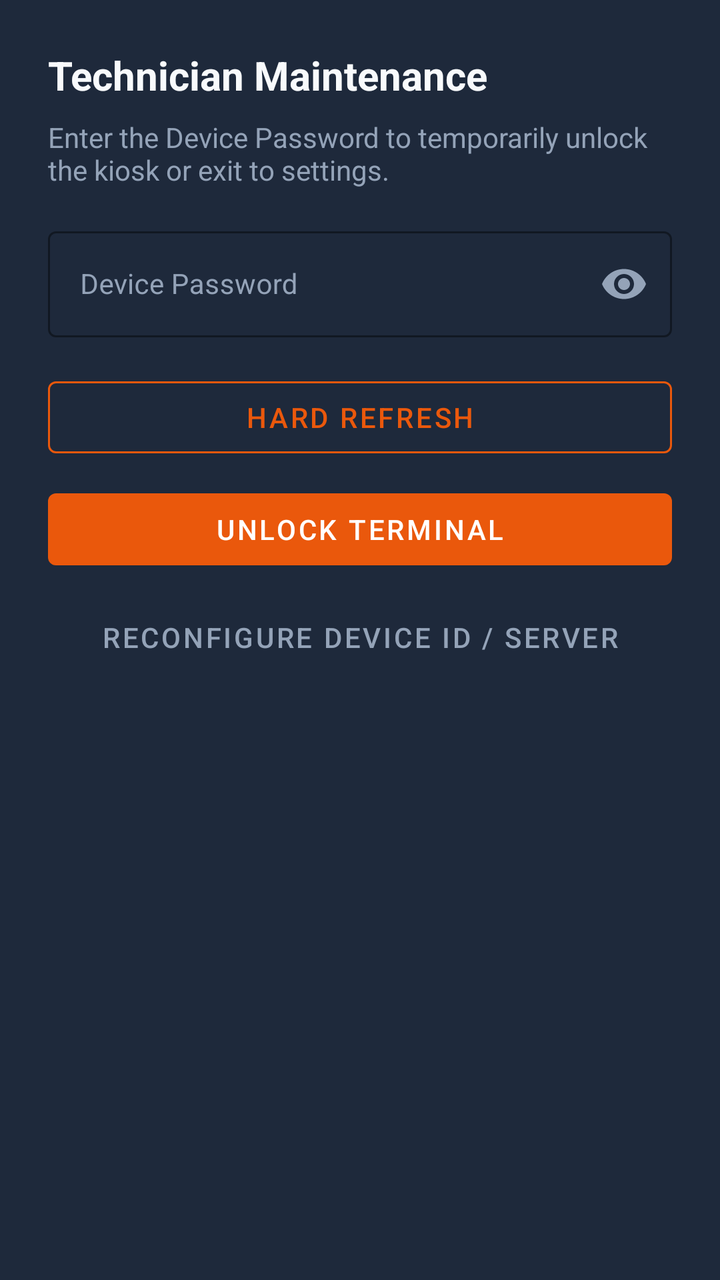
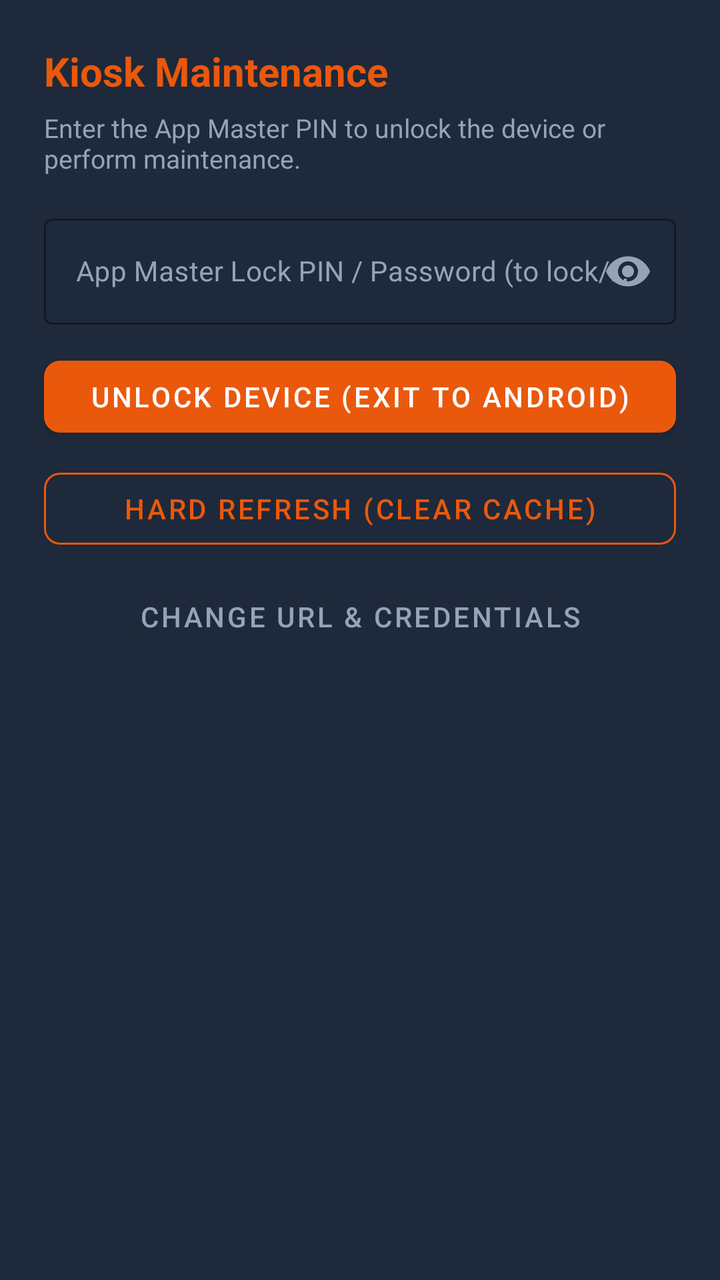

An Android layout rendered at two revisions. The XML below is the earlier revision; the diff shows what the commit changed to produce the second picture.
<!-- AndroidManifest.xml: application theme Theme.IntelliAttendKiosk -->
<!-- res/layout/dialog_admin_exit.xml -->
<?xml version="1.0" encoding="utf-8"?>
<LinearLayout xmlns:android="http://schemas.android.com/apk/res/android"
    xmlns:app="http://schemas.android.com/apk/res-auto"
    android:layout_width="match_parent"
    android:layout_height="wrap_content"
    android:background="@color/surface_dark"
    android:orientation="vertical"
    android:padding="24dp">

    <TextView
        android:id="@+id/tvAdminTitle"
        android:layout_width="wrap_content"
        android:layout_height="wrap_content"
        android:text="@string/admin_exit_title"
        android:textColor="@color/text_primary"
        android:textSize="20sp"
        android:textStyle="bold" />

    <TextView
        android:id="@+id/tvAdminMsg"
        android:layout_width="wrap_content"
        android:layout_height="wrap_content"
        android:layout_marginTop="8dp"
        android:layout_marginBottom="16dp"
        android:text="@string/admin_exit_msg"
        android:textColor="@color/text_secondary"
        android:textSize="14sp" />

    <com.google.android.material.textfield.TextInputLayout
        android:id="@+id/tilAdminPassword"
        style="@style/Widget.MaterialComponents.TextInputLayout.OutlinedBox"
        android:layout_width="match_parent"
        android:layout_height="wrap_content"
        android:layout_marginBottom="16dp"
        android:hint="@string/password_hint"
        android:textColorHint="@color/text_secondary"
        app:boxStrokeColor="@color/brand_orange"
        app:hintTextColor="@color/brand_orange"
        app:passwordToggleEnabled="true"
        app:passwordToggleTint="@color/text_secondary">

        <com.google.android.material.textfield.TextInputEditText
            android:id="@+id/etAdminPassword"
            android:layout_width="match_parent"
            android:layout_height="wrap_content"
            android:inputType="textPassword"
            android:textColor="@color/text_primary"
            android:textSize="14sp" />
    </com.google.android.material.textfield.TextInputLayout>

    <TextView
        android:id="@+id/tvAdminError"
        android:layout_width="match_parent"
        android:layout_height="wrap_content"
        android:layout_marginBottom="12dp"
        android:textColor="@color/status_red"
        android:textSize="13sp"
        android:visibility="gone" />

    
    <com.google.android.material.button.MaterialButton
        android:id="@+id/btnAdminHardRefresh"
        style="@style/Widget.MaterialComponents.Button.OutlinedButton"
        android:layout_width="match_parent"
        android:layout_height="48dp"
        android:layout_marginBottom="8dp"
        android:text="@string/btn_hard_refresh"
        android:textColor="@color/brand_orange"
        app:strokeColor="@color/brand_orange" />

    <com.google.android.material.button.MaterialButton
        android:id="@+id/btnAdminUnlock"
        android:layout_width="match_parent"
        android:layout_height="48dp"
        android:layout_marginBottom="8dp"
        android:text="@string/btn_unlock"
        android:textColor="@color/white"
        app:backgroundTint="@color/brand_orange" />

    <com.google.android.material.button.MaterialButton
        android:id="@+id/btnAdminResetConfig"
        style="@style/Widget.MaterialComponents.Button.TextButton"
        android:layout_width="match_parent"
        android:layout_height="44dp"
        android:text="Reconfigure Device ID / Server"
        android:textColor="@color/text_secondary" />

</LinearLayout>
<!-- resources referenced by this layout -->
<resources>
  <color name="brand_orange">#EA580C</color>
  <color name="status_red">#EF4444</color>
  <color name="surface_dark">#1E293B</color>
  <color name="text_primary">#F8FAFC</color>
  <color name="text_secondary">#94A3B8</color>
  <color name="white">#FFFFFF</color>
  <string name="admin_exit_msg">Enter the Device Password to temporarily unlock the kiosk or exit to settings.</string>
  <string name="admin_exit_title">Technician Maintenance</string>
  <string name="btn_hard_refresh">Hard Refresh</string>
  <string name="btn_unlock">Unlock Terminal</string>
  <string name="password_hint">Device Password</string>
  <style name="Theme.IntelliAttendKiosk" parent="Theme.MaterialComponents.DayNight.NoActionBar">
          <item name="colorPrimary">@color/brand_orange</item>
          <item name="colorPrimaryVariant">@color/brand_orange_dark</item>
          <item name="colorOnPrimary">@color/white</item>
          <item name="android:statusBarColor">@color/background_dark</item>
          <item name="android:navigationBarColor">@color/background_dark</item>
          <item name="android:windowBackground">@color/background_dark</item>
      </style>
  <color name="brand_orange_dark">#C2410C</color>
  <color name="background_dark">#0F172A</color>
</resources>

<!-- the commit's change to res/layout/dialog_admin_exit.xml (unified diff, before → after) -->
@@ -5,14 +5,14 @@
     android:layout_height="wrap_content"
     android:background="@color/surface_dark"
     android:orientation="vertical"
-    android:padding="24dp">
+    android:padding="22dp">
 
     <TextView
         android:id="@+id/tvAdminTitle"
         android:layout_width="wrap_content"
         android:layout_height="wrap_content"
         android:text="@string/admin_exit_title"
-        android:textColor="@color/text_primary"
+        android:textColor="@color/brand_orange"
         android:textSize="20sp"
         android:textStyle="bold" />
 
@@ -20,19 +20,19 @@
         android:id="@+id/tvAdminMsg"
         android:layout_width="wrap_content"
         android:layout_height="wrap_content"
-        android:layout_marginTop="8dp"
+        android:layout_marginTop="6dp"
         android:layout_marginBottom="16dp"
         android:text="@string/admin_exit_msg"
         android:textColor="@color/text_secondary"
-        android:textSize="14sp" />
+        android:textSize="13sp" />
 
     <com.google.android.material.textfield.TextInputLayout
-        android:id="@+id/tilAdminPassword"
+        android:id="@+id/tilAdminPin"
         style="@style/Widget.MaterialComponents.TextInputLayout.OutlinedBox"
         android:layout_width="match_parent"
         android:layout_height="wrap_content"
-        android:layout_marginBottom="16dp"
-        android:hint="@string/password_hint"
+        android:layout_marginBottom="12dp"
+        android:hint="@string/master_pin_hint"
         android:textColorHint="@color/text_secondary"
         app:boxStrokeColor="@color/brand_orange"
         app:hintTextColor="@color/brand_orange"
@@ -40,7 +40,7 @@
         app:passwordToggleTint="@color/text_secondary">
 
         <com.google.android.material.textfield.TextInputEditText
-            android:id="@+id/etAdminPassword"
+            android:id="@+id/etAdminPin"
             android:layout_width="match_parent"
             android:layout_height="wrap_content"
             android:inputType="textPassword"
@@ -59,6 +59,17 @@
 
     
     <com.google.android.material.button.MaterialButton
+        android:id="@+id/btnToggleLock"
+        android:layout_width="match_parent"
+        android:layout_height="48dp"
+        android:layout_marginBottom="8dp"
+        android:text="@string/btn_unlock"
+        android:textColor="@color/white"
+        app:backgroundTint="@color/brand_orange"
+        app:cornerRadius="8dp" />
+
+    
+    <com.google.android.material.button.MaterialButton
         android:id="@+id/btnAdminHardRefresh"
         style="@style/Widget.MaterialComponents.Button.OutlinedButton"
         android:layout_width="match_parent"
@@ -66,23 +77,17 @@
         android:layout_marginBottom="8dp"
         android:text="@string/btn_hard_refresh"
         android:textColor="@color/brand_orange"
+        app:cornerRadius="8dp"
         app:strokeColor="@color/brand_orange" />
 
+    
     <com.google.android.material.button.MaterialButton
-        android:id="@+id/btnAdminUnlock"
-        android:layout_width="match_parent"
-        android:layout_height="48dp"
-        android:layout_marginBottom="8dp"
-        android:text="@string/btn_unlock"
-        android:textColor="@color/white"
-        app:backgroundTint="@color/brand_orange" />
-
-    <com.google.android.material.button.MaterialButton
-        android:id="@+id/btnAdminResetConfig"
+        android:id="@+id/btnAdminReconfigure"
         style="@style/Widget.MaterialComponents.Button.TextButton"
         android:layout_width="match_parent"
         android:layout_height="44dp"
-        android:text="Reconfigure Device ID / Server"
+        android:layout_marginBottom="4dp"
+        android:text="@string/btn_reconfigure"
         android:textColor="@color/text_secondary" />
 
 </LinearLayout>
<!-- resource entries referenced after the edit -->
@@ -6,11 +6,12 @@
   <color name="text_primary">#F8FAFC</color>
   <color name="text_secondary">#94A3B8</color>
   <color name="white">#FFFFFF</color>
-  <string name="admin_exit_msg">Enter the Device Password to temporarily unlock the kiosk or exit to settings.</string>
-  <string name="admin_exit_title">Technician Maintenance</string>
-  <string name="btn_hard_refresh">Hard Refresh</string>
-  <string name="btn_unlock">Unlock Terminal</string>
-  <string name="password_hint">Device Password</string>
+  <string name="admin_exit_msg">Enter the App Master PIN to unlock the device or perform maintenance.</string>
+  <string name="admin_exit_title">Kiosk Maintenance</string>
+  <string name="btn_hard_refresh">Hard Refresh (Clear Cache)</string>
+  <string name="btn_reconfigure">Change URL &amp; Credentials</string>
+  <string name="btn_unlock">Unlock Device (Exit to Android)</string>
+  <string name="master_pin_hint">App Master Lock PIN / Password (to lock/unlock device)</string>
   <style name="Theme.IntelliAttendKiosk" parent="Theme.MaterialComponents.DayNight.NoActionBar">
           <item name="colorPrimary">@color/brand_orange</item>
           <item name="colorPrimaryVariant">@color/brand_orange_dark</item>
